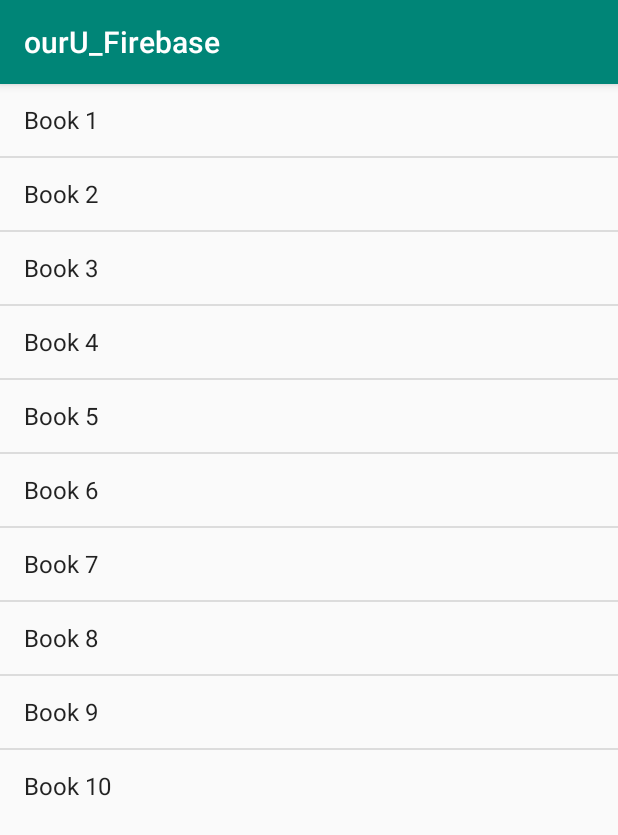
After one commit to codehunter2000/ourU_Firebase, an Android app: the ListingsPage screen opened directly, with no data from a screen before it, on a phone screen of 412 x 824 dp. The commit adds this screen. Shown: the top 835 px of the screen. Run offline under Robolectric (Android 15) with nearby library versions, the phone set to English and light mode, and no system bars.

Commit message:
basic listings page set up

```diff
--- a/app/src/main/AndroidManifest.xml
+++ b/app/src/main/AndroidManifest.xml
@@ -11,7 +11,8 @@
         android:roundIcon="@mipmap/ic_launcher_round"
         android:supportsRtl="true"
         android:theme="@style/AppTheme">
-        <activity android:name=".AddListing"></activity>
+        <activity android:name=".ListingsPage"></activity>
+        <activity android:name=".AddListing" />
         <activity android:name=".MainActivity">
             <intent-filter>
                 <action android:name="android.intent.action.MAIN" />
--- a/app/src/main/java/com/example/ouru_firebase/AddListing.java
+++ b/app/src/main/java/com/example/ouru_firebase/AddListing.java
@@ -36,6 +36,7 @@ public class AddListing extends AppCompatActivity {
         isbnBox  = findViewById(R.id.enter_ISBN);
         descriptionBox = findViewById(R.id.enter_description);
         conditionSpinner = findViewById(R.id.choose_condition);
+
         cameraButton.setOnClickListener(new View.OnClickListener() {
             @Override
             public void onClick(View v) {
--- /dev/null
+++ b/app/src/main/java/com/example/ouru_firebase/ListingsPage.java
@@ -0,0 +1,37 @@
+package com.example.ouru_firebase;
+
+import android.support.v7.app.AppCompatActivity;
+import android.os.Bundle;
+import android.widget.ArrayAdapter;
+import android.widget.ListView;
+
+import java.util.ArrayList;
+
+public class ListingsPage extends AppCompatActivity {
+
+    ListView listView;
+
+    @Override
+    protected void onCreate(Bundle savedInstanceState) {
+        super.onCreate(savedInstanceState);
+        setContentView(R.layout.activity_listings_page);
+
+        listView = (ListView)findViewById(R.id.listview);
+
+        ArrayList<String> arrayList = new ArrayList<>();
+
+        arrayList.add("Book 1");
+        arrayList.add("Book 2");
+        arrayList.add("Book 3");
+        arrayList.add("Book 4");
+        arrayList.add("Book 5");
+        arrayList.add("Book 6");
+        arrayList.add("Book 7");
+        arrayList.add("Book 8");
+        arrayList.add("Book 9");
+        arrayList.add("Book 10");
+
+        ArrayAdapter arrayAdapter = new ArrayAdapter(this,android.R.layout.simple_list_item_1, arrayList);
+        listView.setAdapter(arrayAdapter);
+    }
+}
--- /dev/null
+++ b/app/src/main/res/layout/activity_listings_page.xml
@@ -0,0 +1,15 @@
+<?xml version="1.0" encoding="utf-8"?>
+<RelativeLayout xmlns:android="http://schemas.android.com/apk/res/android"
+    xmlns:app="http://schemas.android.com/apk/res-auto"
+    xmlns:tools="http://schemas.android.com/tools"
+    android:layout_width="match_parent"
+    android:layout_height="match_parent"
+    tools:context=".ListingsPage">
+
+    <ListView
+        android:id="@+id/listview"
+        android:layout_width="wrap_content"
+        android:layout_height="wrap_content">
+    </ListView>
+
+</RelativeLayout>
```
Also changed, not shown: app/src/main/java/com/example/ouru_firebase/MainActivity.java (+6 -1 lines), app/src/main/res/layout/activity_main.xml (+11 -2 lines).
